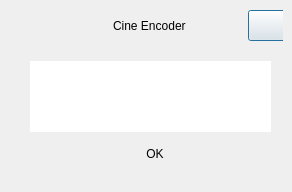
CineEncoder/cine-encoder, file app/taskcomplete.ui: the form before one commit.
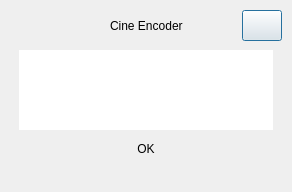
The form after the commit. Icons and pictures are not drawn.

```diff
--- a/app/taskcomplete.ui
+++ b/app/taskcomplete.ui
@@ -79,8 +79,8 @@
        <widget class="QFrame" name="frame_main">
         <property name="minimumSize">
          <size>
-          <width>278</width>
-          <height>178</height>
+          <width>0</width>
+          <height>0</height>
          </size>
         </property>
         <property name="maximumSize">
@@ -263,7 +263,7 @@
            <property name="minimumSize">
             <size>
              <width>0</width>
-             <height>140</height>
+             <height>0</height>
             </size>
            </property>
            <property name="frameShape">
@@ -272,18 +272,12 @@
            <property name="frameShadow">
             <enum>QFrame::Raised</enum>
            </property>
+           <layout class="QGridLayout" name="gridLayout_4">
+            <item row="1" column="1">
            <widget class="QPushButton" name="buttonCancel">
             <property name="enabled">
              <bool>true</bool>
             </property>
-            <property name="geometry">
-             <rect>
-              <x>100</x>
-              <y>100</y>
-              <width>90</width>
-              <height>25</height>
-             </rect>
-            </property>
             <property name="sizePolicy">
              <sizepolicy hsizetype="Fixed" vsizetype="Fixed">
               <horstretch>0</horstretch>
@@ -312,18 +306,38 @@
              <bool>true</bool>
             </property>
            </widget>
+            </item>
+            <item row="1" column="0">
+             <spacer name="horizontalSpacer_3">
+              <property name="orientation">
+               <enum>Qt::Horizontal</enum>
+              </property>
+              <property name="sizeHint" stdset="0">
+               <size>
+                <width>20</width>
+                <height>5</height>
+               </size>
+              </property>
+             </spacer>
+            </item>
+            <item row="1" column="2">
+             <spacer name="horizontalSpacer_4">
+              <property name="orientation">
+               <enum>Qt::Horizontal</enum>
+              </property>
+              <property name="sizeHint" stdset="0">
+               <size>
+                <width>20</width>
+                <height>5</height>
+               </size>
+              </property>
+             </spacer>
+            </item>
+            <item row="0" column="0" colspan="3">
            <widget class="QTextBrowser" name="textBrowser_task">
             <property name="enabled">
              <bool>true</bool>
             </property>
-            <property name="geometry">
-             <rect>
-              <x>20</x>
-              <y>20</y>
-              <width>241</width>
-              <height>71</height>
-             </rect>
-            </property>
             <property name="mouseTracking">
              <bool>true</bool>
             </property>
@@ -359,6 +373,8 @@
              <bool>true</bool>
             </property>
            </widget>
+            </item>
+           </layout>
           </widget>
          </item>
         </layout>
```
Lines whose indentation alone changed are shown as unchanged.
